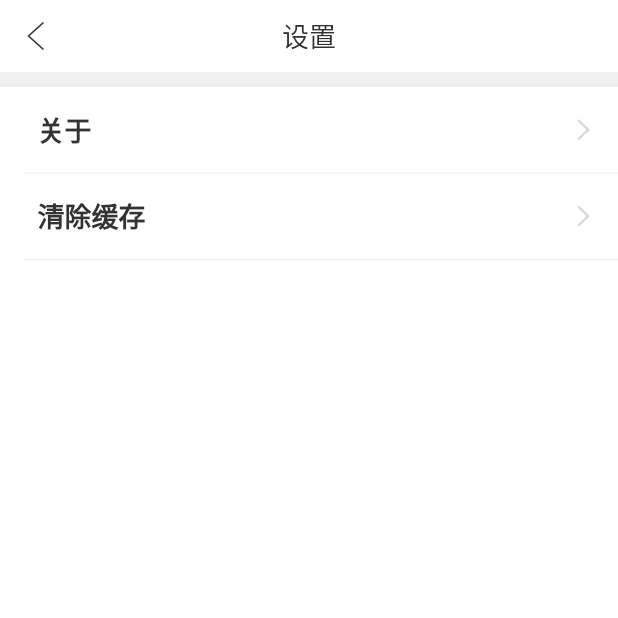
After one commit to OmgKevin/flutterkeepgoing, a Flutter app: the MinePage screen opened by its route, after a tap on "设置", on a phone screen of 412 x 824 dp, the top half of it. The commit adds this screen. Run offline on Flutter 3.47's test engine with Material 2 defaults, Android fonts, the phone set to English and light mode, and no system bars; drawn by our look-alikes of oktoast; our stand-ins replace cached_network_image, convert, dio, event_bus, extended_image, fluro and 6 more; missing offline and left inert: common_utils, image_picker_saver; accounts and stored records are empty; statements that could not run were skipped.

Commit message:
设置加个人账户中心

```diff
--- a/lib/views/minepage/feedbackpage/feedback_page.dart
+++ b/lib/views/minepage/feedbackpage/feedback_page.dart
@@ -57,6 +57,7 @@ class _FeedBackPageState extends State<FeedBackPage> {
   @override
   Widget build(BuildContext context) {
     return Scaffold(
+        backgroundColor: Colours.bg_color,
         appBar: MyAppBar(
           centerTitle: "意见反馈",
         ),
@@ -71,7 +72,6 @@ class _FeedBackPageState extends State<FeedBackPage> {
 
   _buildBody() {
     return Container(
-      color: Colours.bg_color,
       child: Column(
         children: <Widget>[
           Container(
--- a/lib/views/minepage/mine_page.dart
+++ b/lib/views/minepage/mine_page.dart
@@ -1,13 +1,11 @@
 import 'dart:io';
 
 import 'package:flutter/material.dart';
-import 'package:flutter/services.dart';
 import 'package:flutterkeepgoing/common/styles.dart';
 import 'package:flutterkeepgoing/routers/fluro_navigator.dart';
 import 'package:flutterkeepgoing/util/image_utils.dart';
 import 'package:flutterkeepgoing/widgets/click_item.dart';
 import 'package:flutterkeepgoing/widgets/progress_dialog.dart';
-import 'package:image_cropper/image_cropper.dart';
 
 import 'mine_router.dart';
 
@@ -72,9 +70,12 @@ class _MinePageState extends State<MinePage>
                 top: 60.0,
                 child: Column(
                   children: <Widget>[
-                    SetRoundImage(image: _imageFile
-                        // onTap: ,  点击吊起路由跳转
-                        ),
+                    SetRoundImage(
+                      image: _imageFile,
+                      onTap: () {
+                        NavigatorUtils.push(context, MinePageRouter.accountInfoPage);
+                      },
+                    ),
                     Gaps.vGap8,
                     Text(
                       "IEA精英6303",
@@ -116,7 +117,9 @@ class _MinePageState extends State<MinePage>
         ClickItem(
           title: "设置",
           itemicon: 'mine/3.0x/shezhi',
-          onTap: () {},
+          onTap: () {
+            NavigatorUtils.push(context, MinePageRouter.settingPage);
+          },
         ),
       ],
     ));
--- a/lib/views/minepage/mine_router.dart
+++ b/lib/views/minepage/mine_router.dart
@@ -1,6 +1,8 @@
 import 'package:fluro/fluro.dart';
 import 'package:flutterkeepgoing/routers/router_init.dart';
+import 'package:flutterkeepgoing/views/minepage/settingpage/setting_page.dart';
 
+import 'accountinfopage/accountinfo_page.dart';
 import 'feedbackpage/feedback_page.dart';
 import 'mine_page.dart';
 
@@ -9,12 +11,18 @@ class MinePageRouter implements IRouterProvider{
 
   static String minePage = "/mine";
   static String feedbackPage = "/mine/feedback";
+  static String settingPage = "/mine/setting";
+  static String accountInfoPage = "/mine/accountinfo";
+
+
 
 
   @override
   void initRouter(Router router) {
     router.define(minePage, handler: Handler(handlerFunc: (_, params) => MinePage()));
     router.define(feedbackPage, handler: Handler(handlerFunc: (_, params) => FeedBackPage()));
+    router.define(settingPage, handler: Handler(handlerFunc: (_, params) => SettingPage()));
+    router.define(accountInfoPage, handler: Handler(handlerFunc: (_, params) => AccountInfoPage()));
 
   }
 }
--- /dev/null
+++ b/lib/views/minepage/settingpage/setting_page.dart
@@ -0,0 +1,39 @@
+import 'package:flutter/material.dart';
+import 'package:flutterkeepgoing/common/app_bar.dart';
+import 'package:flutterkeepgoing/common/colors.dart';
+import 'package:flutterkeepgoing/common/styles.dart';
+import 'package:flutterkeepgoing/routers/fluro_navigator.dart';
+import 'package:flutterkeepgoing/views/minepage/mine_router.dart';
+import 'package:flutterkeepgoing/widgets/click_item.dart';
+
+class SettingPage extends StatefulWidget {
+  SettingPage({Key key}) : super(key: key);
+
+  _SettingPageState createState() => _SettingPageState();
+}
+
+class _SettingPageState extends State<SettingPage> {
+  @override
+  Widget build(BuildContext context) {
+    return Scaffold(
+        appBar: MyAppBar(
+          centerTitle: "设置",
+        ),
+        body: ListView(
+          children: <Widget>[
+            Container(
+              height: 10,
+              color: Colours.bg_color,
+            ),
+            ClickItem(
+              title: "关于",
+              onTap: () {},
+            ),
+            ClickItem(
+              title: "清除缓存",
+              onTap: () {},
+            ),
+          ],
+        ));
+  }
+}
--- a/lib/widgets/click_item.dart
+++ b/lib/widgets/click_item.dart
@@ -46,7 +46,8 @@ class ClickItem extends StatelessWidget {
           //为了数字类文字居中
           crossAxisAlignment: maxLines == 1 ? CrossAxisAlignment.center : CrossAxisAlignment.start,
           children: <Widget>[
-            loadAssetImage(itemicon, height: 20.0, width: 20.0,), // 添加图片设置
+
+            itemicon != null ? loadAssetImage(itemicon, height: 20.0, width: 20.0,) : Text(''), // 有图片则传图片，无图创建空text
             Gaps.hGap10,
             Text(
               title,
```
Also changed, not shown: lib/routers/routers.dart (+13 -10 lines), lib/views/minepage/accountinfopage/accountinfo_page.dart (added, +23 -0 lines).
